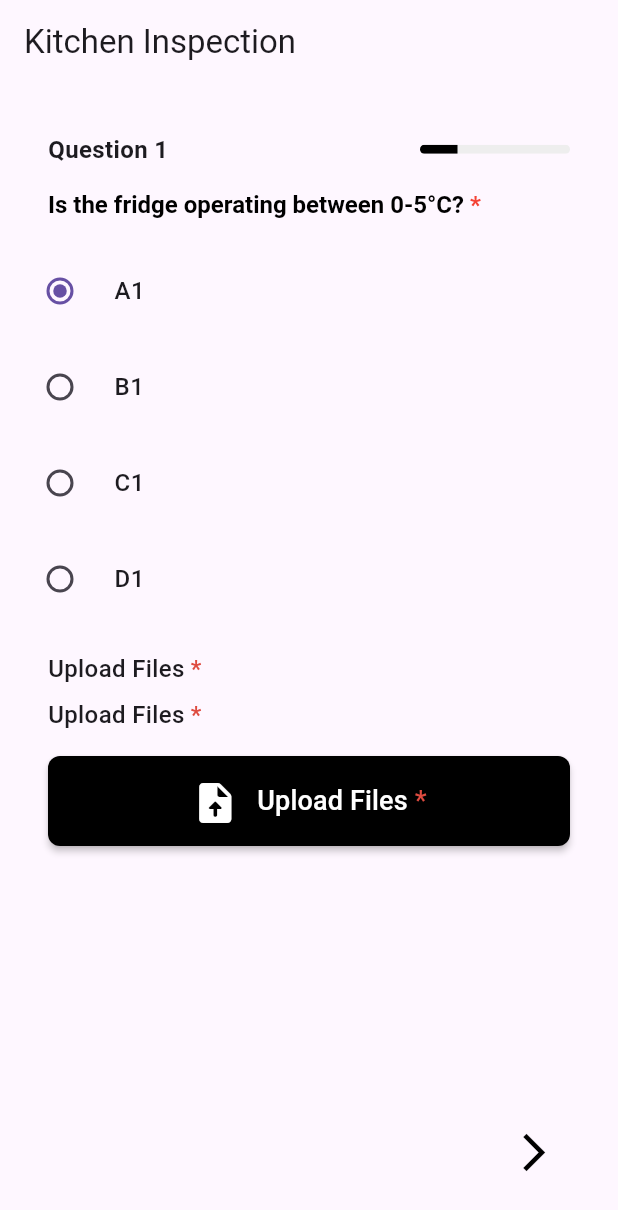
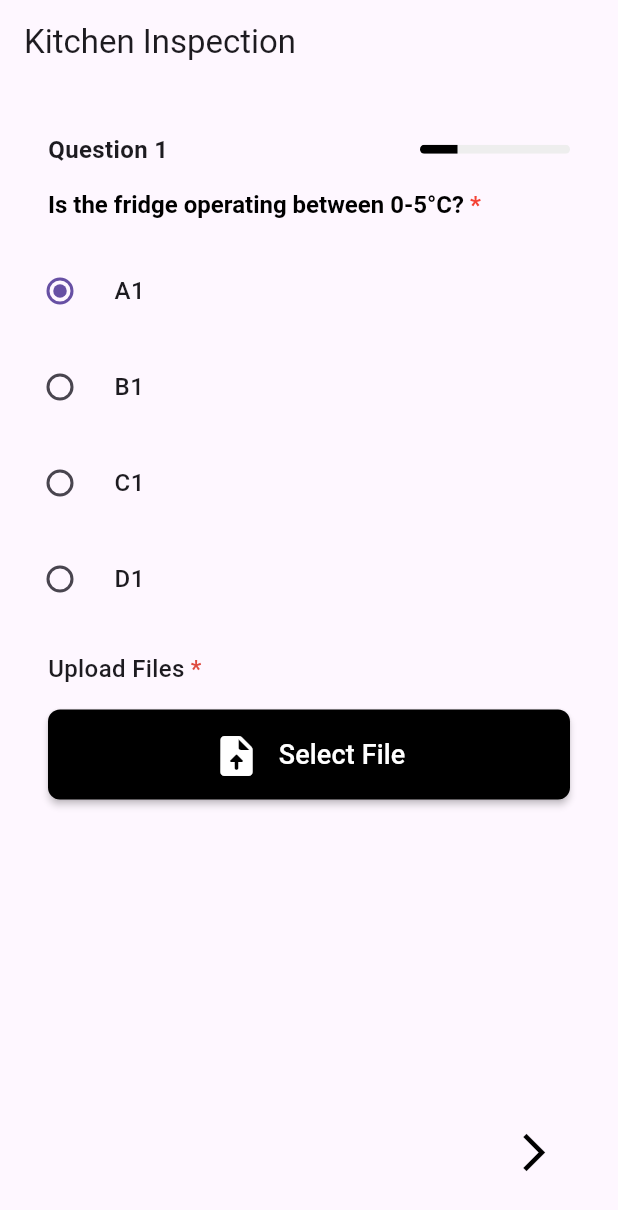
Before and after one commit to acsdeveloper/reactive_forms, a Flutter app: the screen it shows after launch, after a tap on "A1", on a phone screen of 412 x 824 dp. Shown: the top 1210 px of the screen. Run offline on Flutter 3.47's test engine with Material 3 defaults, Android fonts, the phone set to English and light mode, and no system bars; drawn by our look-alikes of reactive_forms; our stand-ins replace file_picker, google_fonts, image_picker, permission_handler.

Commit message:
Update dynamicform.dart

```diff
--- a/lib/dynamicform.dart
+++ b/lib/dynamicform.dart
@@ -1111,7 +1111,7 @@ class _DynamicFormState extends State<DynamicForm> {
               ),
               // Show asterisk if required
               if (field['requireAttachmentsOn'] == true ||
-                  field['requiredAttachmentsOn'] == true) ...[
+                  field['hasAttachments'] == true) ...[
                 const SizedBox(width: 4),
                 Text(
                   '*',
@@ -2692,8 +2692,9 @@ class _FileUploadWidgetState extends State<FileUploadWidget> {
     return Column(
       crossAxisAlignment: CrossAxisAlignment.start,
       children: [
-        // Add a clear label with red asterisk for required uploads
-        if (widget.isRequired)
+        // Only show the upload label when hasUploadedFile is true (file card is shown)
+        // This avoids duplicating the label that parent components already show
+        if (widget.isRequired && hasUploadedFile)
           Padding(
             padding: const EdgeInsets.only(bottom: 8.0),
             child: Row(
@@ -2740,29 +2741,13 @@ class _FileUploadWidgetState extends State<FileUploadWidget> {
                     size: 32,
                   ),
                   const SizedBox(width: 12),
-                  if (widget.isRequired) ...[
-                    Text(
-                      StringConstants.uploadFiles,
-                      style: widget.fontFamily.copyWith(
-                        color: widget.buttonTextColor,
-                        fontSize: 18,
-                      ),
+                  Text(
+                    "Select File",
+                    style: widget.fontFamily.copyWith(
+                      color: widget.buttonTextColor,
+                      fontSize: 18,
                     ),
-                    Text(
-                      " *",
-                      style: widget.fontFamily.copyWith(
-                        color: const Color.fromARGB(255, 222, 75, 64),
-                        fontSize: 18,
-                      ),
-                    ),
-                  ] else
-                    Text(
-                      StringConstants.uploadFiles,
-                      style: widget.fontFamily.copyWith(
-                        color: widget.buttonTextColor,
-                        fontSize: 18,
-                      ),
-                    ),
+                  ),
                 ],
               ),
             ),
```
